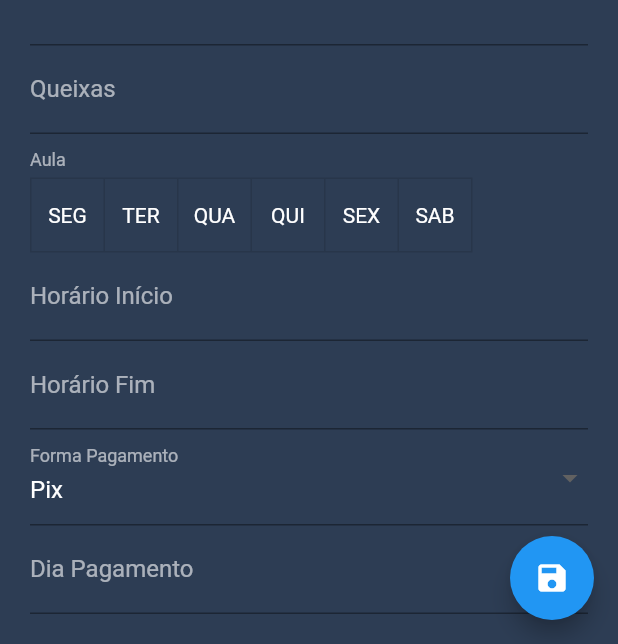
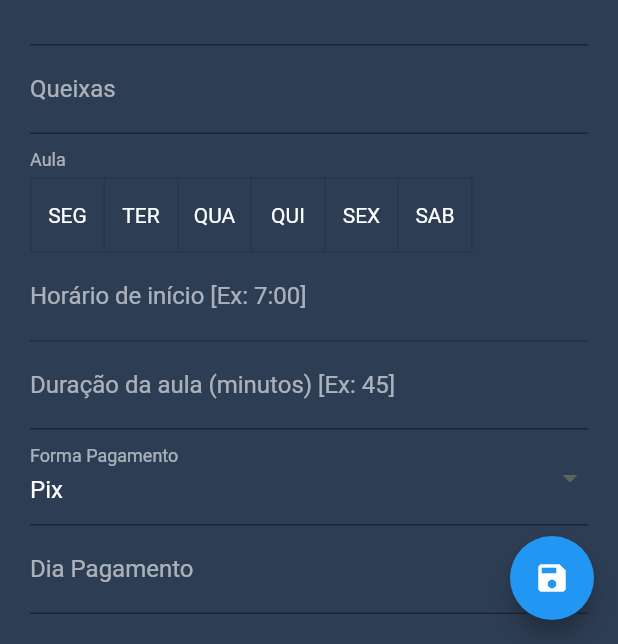
Before and after one commit to leandrorwgit/pilates-app, a Flutter app: the AlunoFormView screen opened directly, scrolled down 131 dp, on a phone screen of 412 x 824 dp, the part 592-1236 px from its top. Run offline on Flutter 3.47's test engine with Material 2 defaults, Android fonts, the phone set to English and light mode, and no system bars; our stand-ins replace dio, flutter_multi_formatter, flutter_typeahead, google_fonts, rx_notifier, shared_preferences; missing offline and left inert: flutter_week_view, material_color_scheme; accounts and stored records are empty.

Commit message:
Alterações nos campos de horário e duração das aulas.

```diff
--- a/lib/aluno/aluno_form_controller.dart
+++ b/lib/aluno/aluno_form_controller.dart
@@ -18,8 +18,8 @@ class AlunoFormController {
   final queixasController = TextEditingController(text: '');
   final diaPagamentoController = TextEditingController(text: '');
   List<bool> aulaDiaSelecionado = [false, false, false, false, false, false];
-  final aulaHorarioIniController = TextEditingController(text: '');
-  final aulaHorarioFimController = TextEditingController(text: '');
+  final aulaHorarioInicioController = TextEditingController(text: '');
+  final aulaDuracaoController = TextEditingController(text: '');
   bool ativo = true;
   final formaPagamentoItens = ['Pix', 'Dinheiro', 'Depósito', 'DOC'];
   String formaPagamento = 'Pix';
@@ -44,8 +44,8 @@ class AlunoFormController {
       aulaDiaSelecionado[3] = aluno.aulaQui ?? false;
       aulaDiaSelecionado[4] = aluno.aulaSex ?? false;
       aulaDiaSelecionado[5] = aluno.aulaSab ?? false;
-      aulaHorarioIniController.text = aluno.aulaHorarioIni ?? '';
-      aulaHorarioFimController.text = aluno.aulaHorarioFim ?? '';
+      aulaHorarioInicioController.text = aluno.aulaHorarioInicio ?? '';
+      aulaDuracaoController.text = aluno.aulaDuracao != null ? aluno.aulaDuracao.toString() : '';
       ativo = aluno.ativo ?? false;
     }
   }
@@ -70,8 +70,8 @@ class AlunoFormController {
       aluno.aulaQui = aulaDiaSelecionado[3];
       aluno.aulaSex = aulaDiaSelecionado[4];
       aluno.aulaSab = aulaDiaSelecionado[5];
-      aluno.aulaHorarioIni = aulaHorarioIniController.text;
-      aluno.aulaHorarioFim = aulaHorarioFimController.text;
+      aluno.aulaHorarioInicio = aulaHorarioInicioController.text;
+      aluno.aulaDuracao = int.tryParse(aulaDuracaoController.text) ?? 0;
       aluno.ativo = ativo;
       Aluno alunoRetorno;
       if (idAluno == null) {
@@ -96,7 +96,7 @@ class AlunoFormController {
     objetivosPilatesController.dispose();
     queixasController.dispose();
     diaPagamentoController.dispose();
-    aulaHorarioIniController.dispose();
-    aulaHorarioFimController.dispose();
+    aulaHorarioInicioController.dispose();
+    aulaDuracaoController.dispose();
   }
 }
--- a/lib/aluno/aluno_form_view.dart
+++ b/lib/aluno/aluno_form_view.dart
@@ -1,7 +1,7 @@
 import 'package:rx_notifier/rx_notifier.dart';
+import 'package:flutter_multi_formatter/flutter_multi_formatter.dart';
 
 import '../utils/estilos.dart';
-import 'package:flutter_multi_formatter/flutter_multi_formatter.dart';
 
 import '../utils/validacoes.dart';
 
@@ -22,6 +22,7 @@ class AlunoFormView extends StatefulWidget {
 class _AlunoFormViewState extends State<AlunoFormView> {
   final _formKey = GlobalKey<FormState>();
   late final controller;
+  TimeOfDay horaSelecionada = TimeOfDay(hour: 07, minute: 00);
 
   @override
   void initState() {
@@ -171,17 +172,33 @@ class _AlunoFormViewState extends State<AlunoFormView> {
                         ],
                       ),
                     ),
-                    TextFormField(
-                      controller: controller.aulaHorarioIniController,
-                      style: TextStyle(color: AppColors.texto),
-                      keyboardType: TextInputType.text,
-                      decoration: Estilos.getDecoration('Horário Início'),
+                    InkWell(
+                      onTap: () {
+                        _selecionarHora(context);
+                      },
+                      child: TextFormField(
+                        controller: controller.aulaHorarioInicioController,
+                        enabled: false,
+                        style: TextStyle(color: AppColors.texto),
+                        keyboardType: TextInputType.text,
+                        decoration: Estilos.getDecoration(
+                            'Horário de início [Ex: 7:00]'),
+                        validator: (String? value) {
+                          return Validacoes.validarCampoObrigatorio(
+                              value, 'Horário de início deve ser informado!');
+                        },
+                      ),
                     ),
                     TextFormField(
-                      controller: controller.aulaHorarioFimController,
+                      controller: controller.aulaDuracaoController,
                       style: TextStyle(color: AppColors.texto),
-                      keyboardType: TextInputType.text,
-                      decoration: Estilos.getDecoration('Horário Fim'),
+                      keyboardType: TextInputType.number,
+                      decoration: Estilos.getDecoration(
+                          'Duração da aula (minutos) [Ex: 45]'),
+                      validator: (String? value) {
+                        return Validacoes.validarCampoObrigatorio(
+                            value, 'Duração da aula deve ser informada!');
+                      },
                     ),
                     // Forma Pagamento
                     DropdownButtonFormField<String>(
@@ -254,6 +271,20 @@ class _AlunoFormViewState extends State<AlunoFormView> {
     return items;
   }
 
+  Future<Null> _selecionarHora(BuildContext context) async {
+    final TimeOfDay? picked = await showTimePicker(
+      context: context,
+      initialTime: horaSelecionada,
+    );
+    if (picked != null) {
+      setState(() {
+        horaSelecionada = picked;
+        controller.aulaHorarioInicioController.text =
+            horaSelecionada.format(context).split(" ")[0];
+      });
+    }
+  }
+
   @override
   void dispose() {
     super.dispose();
--- a/lib/models/aluno.dart
+++ b/lib/models/aluno.dart
@@ -18,8 +18,8 @@ class Aluno {
   bool? aulaQui;
   bool? aulaSex;
   bool? aulaSab;
-  String? aulaHorarioIni;
-  String? aulaHorarioFim;
+  String? aulaHorarioInicio;
+  int? aulaDuracao;
   bool? ativo;
 
   Aluno({
@@ -40,8 +40,8 @@ class Aluno {
       this.aulaQui,
       this.aulaSex,
       this.aulaSab,
-      this.aulaHorarioIni,
-      this.aulaHorarioFim,
+      this.aulaHorarioInicio,
+      this.aulaDuracao,
       this.ativo});
 
   Map<String, dynamic> toMap() {
@@ -63,8 +63,8 @@ class Aluno {
       'aulaQui': aulaQui,
       'aulaSex': aulaSex,
       'aulaSab': aulaSab,
-      'aulaHorarioIni': aulaHorarioIni,
-      'aulaHorarioFim': aulaHorarioFim,
+      'aulaHorarioInicio': aulaHorarioInicio,
+      'aulaDuracao': aulaDuracao,
       'ativo': ativo,
     };
   }
@@ -88,8 +88,8 @@ class Aluno {
       aulaQui: map['aulaQui'],
       aulaSex: map['aulaSex'],
       aulaSab: map['aulaSab'],
-      aulaHorarioIni: map['aulaHorarioIni'],
-      aulaHorarioFim: map['aulaHorarioFim'],
+      aulaHorarioInicio: map['aulaHorarioInicio'],
+      aulaDuracao: map['aulaDuracao'],
       ativo: map['ativo'],
     );
   }
```
